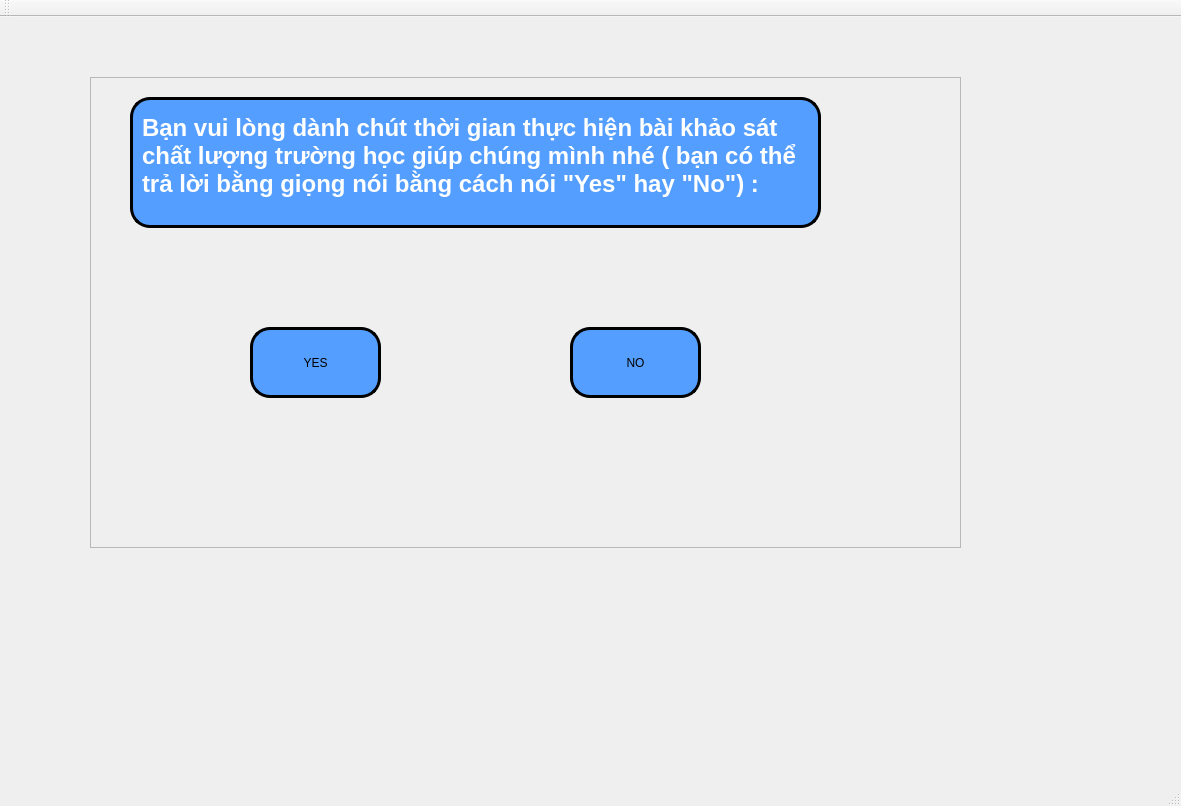
This is mainwindow.ui in toandinh18/thesis as Qt 5 draws it before an edit. The edited form follows.
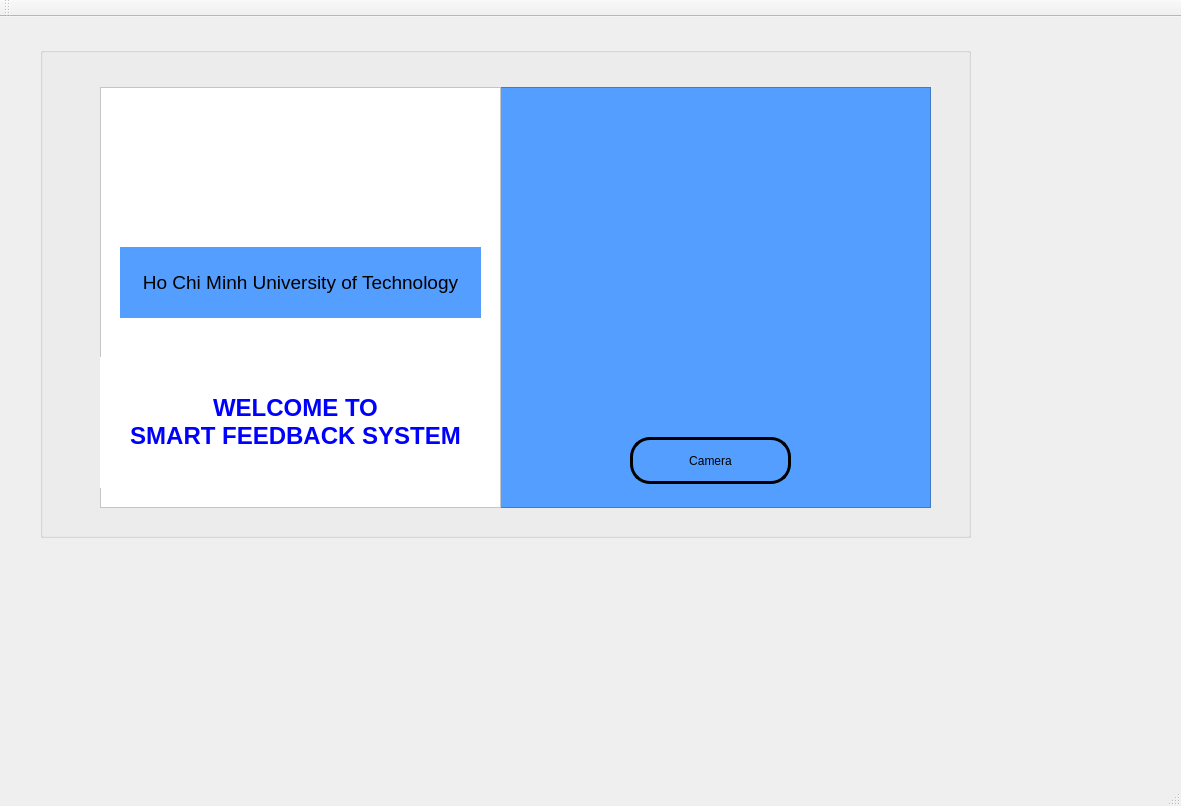
This is the edited form. Icons and pictures are not drawn.

Commit message: Add and fix component for change page

```diff
--- a/mainwindow.ui
+++ b/mainwindow.ui
@@ -24,7 +24,7 @@
      </rect>
     </property>
     <property name="currentIndex">
-     <number>1</number>
+     <number>0</number>
     </property>
     <widget class="QWidget" name="page0">
      <widget class="QGroupBox" name="groupBox">
@@ -162,104 +162,6 @@
       </widget>
      </widget>
     </widget>
-    <widget class="QWidget" name="page_1">
-     <widget class="QFrame" name="frame_3">
-      <property name="geometry">
-       <rect>
-        <x>60</x>
-        <y>50</y>
-        <width>871</width>
-        <height>471</height>
-       </rect>
-      </property>
-      <property name="frameShape">
-       <enum>QFrame::StyledPanel</enum>
-      </property>
-      <property name="frameShadow">
-       <enum>QFrame::Raised</enum>
-      </property>
-      <widget class="QLabel" name="label_2">
-       <property name="geometry">
-        <rect>
-         <x>750</x>
-         <y>30</y>
-         <width>81</width>
-         <height>91</height>
-        </rect>
-       </property>
-       <property name="text">
-        <string/>
-       </property>
-       <property name="pixmap">
-        <pixmap resource="image.qrc">:/image/logo.png</pixmap>
-       </property>
-       <property name="scaledContents">
-        <bool>true</bool>
-       </property>
-      </widget>
-      <widget class="QTextBrowser" name="textBrowser">
-       <property name="geometry">
-        <rect>
-         <x>40</x>
-         <y>20</y>
-         <width>691</width>
-         <height>131</height>
-        </rect>
-       </property>
-       <property name="styleSheet">
-        <string notr="true">background-color: #549eff;
-padding: 10px 5px;
-border: 3px solid black;
-border-radius: 20px;</string>
-       </property>
-       <property name="html">
-        <string>&lt;!DOCTYPE HTML PUBLIC &quot;-//W3C//DTD HTML 4.0//EN&quot; &quot;http://www.w3.org/TR/REC-html40/strict.dtd&quot;&gt;
-&lt;html&gt;&lt;head&gt;&lt;meta name=&quot;qrichtext&quot; content=&quot;1&quot; /&gt;&lt;style type=&quot;text/css&quot;&gt;
-p, li { white-space: pre-wrap; }
-&lt;/style&gt;&lt;/head&gt;&lt;body style=&quot; font-family:'PibotoLt'; font-size:12pt; font-weight:400; font-style:normal;&quot;&gt;
-&lt;p style=&quot; margin-top:0px; margin-bottom:0px; margin-left:0px; margin-right:0px; -qt-block-indent:0; text-indent:0px;&quot;&gt;&lt;span style=&quot; font-size:18pt; font-weight:600; color:#ffffff;&quot;&gt;Bạn vui lòng dành chút thời gian thực hiện bài khảo sát chất lượng trường học giúp chúng mình nhé ( bạn có thể trả lời bằng giọng nói bằng cách nói &amp;quot;Yes&amp;quot; hay &amp;quot;No&amp;quot;) :&lt;/span&gt;&lt;/p&gt;&lt;/body&gt;&lt;/html&gt;</string>
-       </property>
-      </widget>
-      <widget class="QPushButton" name="pushButton_2">
-       <property name="geometry">
-        <rect>
-         <x>160</x>
-         <y>250</y>
-         <width>131</width>
-         <height>71</height>
-        </rect>
-       </property>
-       <property name="styleSheet">
-        <string notr="true">background-color: #549eff;
-padding: 10px 5px;
-border: 3px solid black;
-border-radius: 20px;</string>
-       </property>
-       <property name="text">
-        <string>YES</string>
-       </property>
-      </widget>
-      <widget class="QPushButton" name="pushButton_3">
-       <property name="geometry">
-        <rect>
-         <x>480</x>
-         <y>250</y>
-         <width>131</width>
-         <height>71</height>
-        </rect>
-       </property>
-       <property name="styleSheet">
-        <string notr="true">background-color: #549eff;
-padding: 10px 5px;
-border: 3px solid black;
-border-radius: 20px;</string>
-       </property>
-       <property name="text">
-        <string>NO</string>
-       </property>
-      </widget>
-     </widget>
-    </widget>
    </widget>
   </widget>
   <widget class="QMenuBar" name="menuBar">
```
The commit also changes 10 other files.
